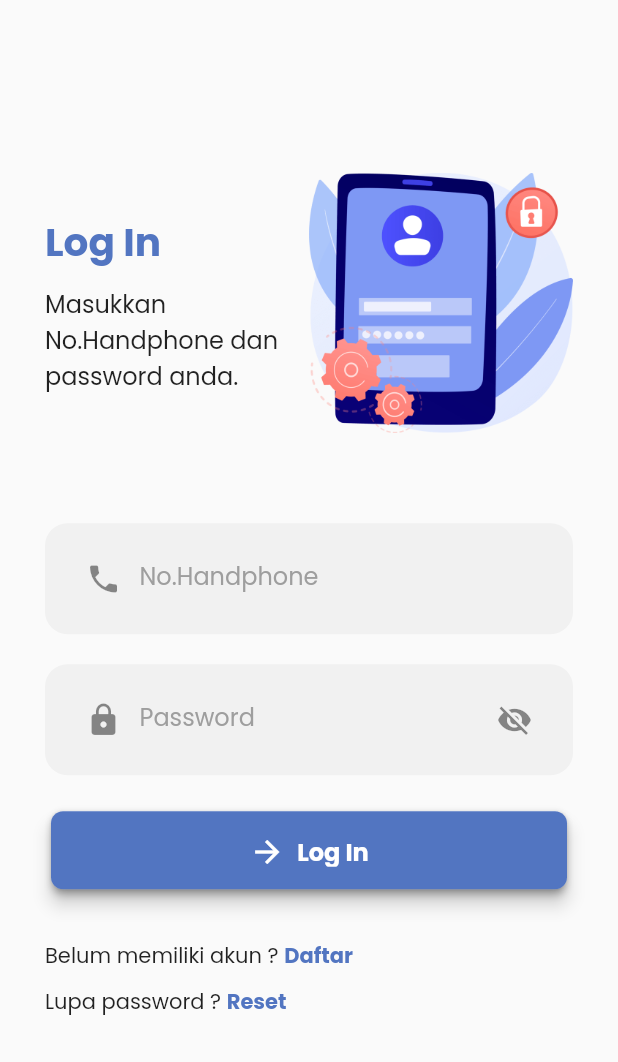
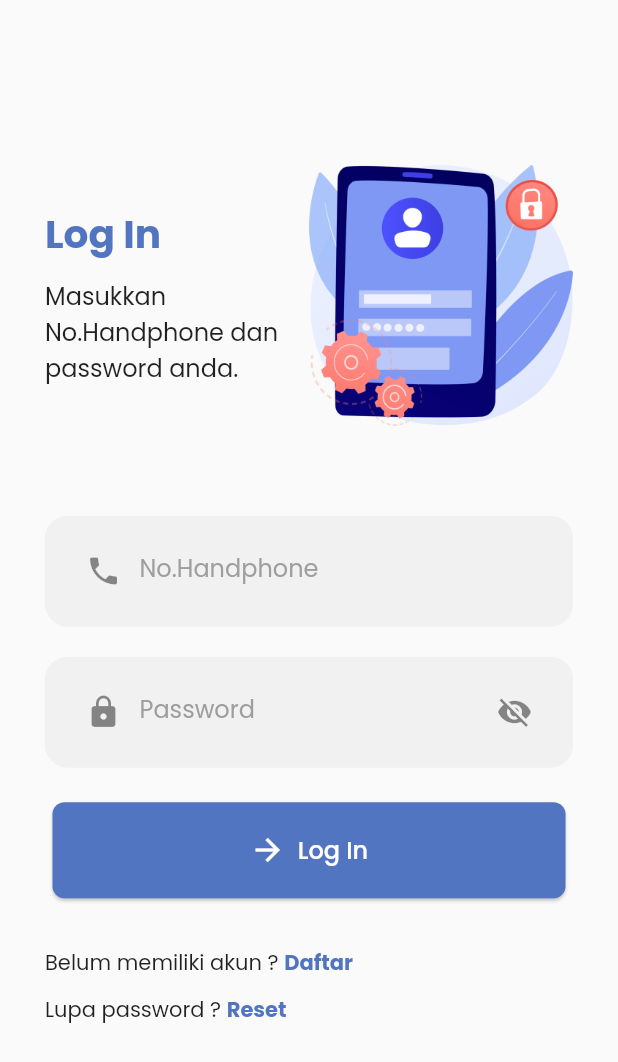
Before and after one commit to nandakista/skybase_flutter_getx, a Flutter app: the screen it shows after launch, after a tap on the "arrow forward" icon, after a tap on "Skip", on a phone screen of 412 x 824 dp. Shown: the top 1062 px of the screen. Run offline on Flutter 3.47's test engine with Material 2 defaults, Android fonts, the phone set to English and light mode, and no system bars; our stand-ins replace camera, dio, double_back_to_close_app, file_picker, flutter_image_compress, flutter_keyboard_visibility and 10 more; missing offline and left inert: photo_manager; project files that could hold a hidden picture were left out.

Commit message:
Update CustomButton

```diff
--- a/lib/ui/view/auth/login/login_page.dart
+++ b/lib/ui/view/auth/login/login_page.dart
@@ -77,7 +77,7 @@ class LoginPage extends GetView<LoginController> {
                           ),
                         ),
                         const SizedBox(height: 20),
-                        CustomButtonIcon(
+                        CustomButton(
                             onPress: () {
                               FocusScope.of(context).unfocus();
                               controller.login();
--- a/lib/ui/widgets/custom_button.dart
+++ b/lib/ui/widgets/custom_button.dart
@@ -3,113 +3,66 @@ import 'package:varcore_flutter_base/core/themes/app_colors.dart';
 import 'package:varcore_flutter_base/core/themes/app_style.dart';
 
 class CustomButton extends StatelessWidget {
-  final Color color, textColor;
+  final Color color, textColor, iconColor;
   final VoidCallback? onPress;
   final String text;
-  final double? height, width;
+  final double? height, width, fontSize, borderRadius, elevation;
+  final IconData? icon;
   final FontWeight? fontWeight;
-  final double? fontSize;
 
   const CustomButton({
     Key? key,
+    required this.onPress,
     required this.text,
-    required this.onPress,
+    this.icon,
     this.color = AppColors.primary,
+    this.iconColor = Colors.white,
+    this.textColor = Colors.white,
+    this.height = 70,
+    this.width = double.infinity,
     this.fontSize,
-    this.textColor = Colors.white,
-    this.height = 60,
     this.fontWeight,
-    this.width,
+    this.borderRadius = 8,
+    this.elevation = 1,
   }) : super(key: key);
 
   @override
   Widget build(BuildContext context) {
-    return SizedBox(
-      // width: width,
-      // height: height,
-      child: Card(
-        elevation: 3,
-        shape: RoundedRectangleBorder(
-          borderRadius: BorderRadius.circular(8.0),
+    return Container(
+      width: width,
+      height: height,
+      padding: const EdgeInsets.symmetric(vertical: 3, horizontal: 5),
+      child: ElevatedButton.icon(
+        icon: Visibility(
+          visible: (icon != null),
+          child: Icon(
+            icon,
+            color: iconColor,
           ),
-        child: Wrap(
-          children: [
-            ElevatedButton(
+        ),
         onPressed: onPress,
         style: ElevatedButton.styleFrom(
-                  padding:
-                      const EdgeInsets.symmetric(horizontal: 10, vertical: 10),
+          elevation: elevation,
+          padding: (icon != null)
+              ? const EdgeInsets.symmetric(horizontal: 10, vertical: 10)
+              : const EdgeInsets.fromLTRB(0, 10, 10, 10),
+          minimumSize: Size(MediaQuery.of(context).size.width, 0),
           primary: color,
-                  fixedSize:
-                      Size(width ?? MediaQuery.of(context).size.width, height!),
+          fixedSize: Size(width ?? MediaQuery.of(context).size.width, height!),
           shape: RoundedRectangleBorder(
-                    borderRadius: BorderRadius.circular(8),
+            borderRadius: BorderRadius.circular(borderRadius!),
           ),
         ),
-                child: Text(text,
+        label: Text(
+          text,
           textAlign: TextAlign.center,
           style: AppStyle.subtitle4.copyWith(
             fontSize: fontSize,
             fontWeight: fontWeight,
-                        color: (color == Colors.white)
-                            ? Colors.black
-                            : textColor))),
-          ],
+            color: textColor,
+          ),
         ),
       ),
     );
   }
 }
-
-class CustomButtonIcon extends StatelessWidget {
-  final Color color, textColor, iconColor;
-  final VoidCallback onPress;
-  final String text;
-  final double height, width;
-  final IconData icon;
-
-  const CustomButtonIcon({
-    Key? key,
-    required this.onPress,
-    required this.text,
-    required this.icon,
-    this.color = AppColors.primary,
-    this.iconColor = Colors.white,
-    this.textColor = Colors.white,
-    this.height = 60,
-    this.width = double.infinity,
-  }) : super(key: key);
-
-  @override
-  Widget build(BuildContext context) {
-    return SizedBox(
-      width: width,
-      height: height,
-      child: Card(
-        elevation: 5,
-        shape: RoundedRectangleBorder(
-          borderRadius: BorderRadius.circular(8.0),
-        ),
-        child: ElevatedButton.icon(
-            icon: Icon(
-              icon,
-              color: iconColor,
-            ),
-            onPressed: () {
-              onPress();
-            },
-            style: ElevatedButton.styleFrom(
-              padding: const EdgeInsets.symmetric(horizontal: 15, vertical: 15),
-              minimumSize: Size(MediaQuery.of(context).size.width, 0),
-              primary: color,
-              shape: RoundedRectangleBorder(
-                borderRadius: BorderRadius.circular(8),
-              ),
-            ),
-            label: Text(text,
-                style: AppStyle.subtitle4
-                    .copyWith(fontWeight: FontWeight.bold, color: textColor))),
-      ),
-    );
-  }
-}
```
Also changed, not shown: 1 other file. Lines whose indentation alone changed are shown as unchanged.
